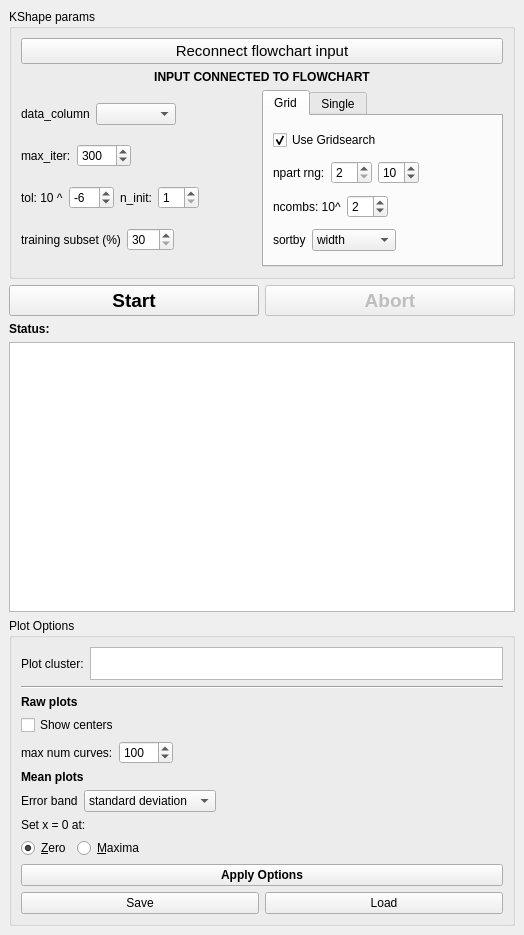
kushalkolar/MESmerize, file mesmerize/plotting/widgets/kshape/control_widget.ui: the form before one commit.
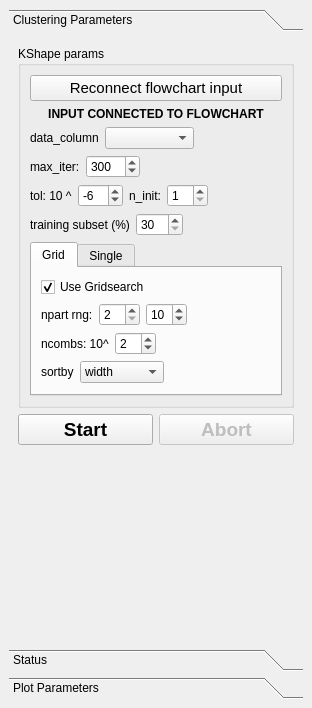
The form after the commit.

Commit message: fix bugs with saving kshape grid plots

```diff
--- a/mesmerize/plotting/widgets/kshape/control_widget.ui
+++ b/mesmerize/plotting/widgets/kshape/control_widget.ui
@@ -6,14 +6,32 @@
    <rect>
     <x>0</x>
     <y>0</y>
-    <width>524</width>
-    <height>935</height>
+    <width>312</width>
+    <height>708</height>
    </rect>
   </property>
   <property name="windowTitle">
    <string>Co&amp;ntrols</string>
   </property>
   <widget class="QWidget" name="dockWidgetContents">
+   <layout class="QVBoxLayout" name="verticalLayout_10">
+    <item>
+     <widget class="QToolBox" name="toolBox">
+      <property name="currentIndex">
+       <number>0</number>
+      </property>
+      <widget class="QWidget" name="page">
+       <property name="geometry">
+        <rect>
+         <x>0</x>
+         <y>0</y>
+         <width>296</width>
+         <height>562</height>
+        </rect>
+       </property>
+       <attribute name="label">
+        <string>Clustering Parameters</string>
+       </attribute>
    <layout class="QVBoxLayout" name="verticalLayout_4">
     <item>
      <widget class="QGroupBox" name="groupBoxKShapeParams">
@@ -221,8 +239,6 @@
              </item>
             </layout>
            </item>
-          </layout>
-         </item>
          <item>
           <widget class="QTabWidget" name="tabWidget">
            <property name="tabPosition">
@@ -478,6 +494,8 @@
         </layout>
        </item>
       </layout>
+           </item>
+          </layout>
      </widget>
     </item>
     <item>
@@ -516,6 +534,34 @@
      </layout>
     </item>
     <item>
+         <spacer name="verticalSpacer_2">
+          <property name="orientation">
+           <enum>Qt::Vertical</enum>
+          </property>
+          <property name="sizeHint" stdset="0">
+           <size>
+            <width>20</width>
+            <height>40</height>
+           </size>
+          </property>
+         </spacer>
+        </item>
+       </layout>
+      </widget>
+      <widget class="QWidget" name="page_2">
+       <property name="geometry">
+        <rect>
+         <x>0</x>
+         <y>0</y>
+         <width>296</width>
+         <height>578</height>
+        </rect>
+       </property>
+       <attribute name="label">
+        <string>Status</string>
+       </attribute>
+       <layout class="QVBoxLayout" name="verticalLayout_8">
+        <item>
      <widget class="QLabel" name="label_6">
       <property name="font">
        <font>
@@ -539,6 +585,13 @@
       </property>
      </widget>
     </item>
+       </layout>
+      </widget>
+      <widget class="QWidget" name="page_3">
+       <attribute name="label">
+        <string>Plot Parameters</string>
+       </attribute>
+       <layout class="QVBoxLayout" name="verticalLayout_9">
     <item>
      <widget class="QGroupBox" name="groupBoxPlotParams">
       <property name="font">
@@ -792,7 +845,24 @@
          </item>
         </layout>
        </item>
-      </layout>
+           <item>
+            <spacer name="verticalSpacer">
+             <property name="orientation">
+              <enum>Qt::Vertical</enum>
+             </property>
+             <property name="sizeHint" stdset="0">
+              <size>
+               <width>20</width>
+               <height>40</height>
+              </size>
+             </property>
+            </spacer>
+           </item>
+          </layout>
+         </widget>
+        </item>
+       </layout>
+      </widget>
      </widget>
     </item>
    </layout>
```
Left out of the diff: 1 changed line with no effect on the pictures. Lines whose indentation alone changed are shown as unchanged. The commit also changes 1 other file.
